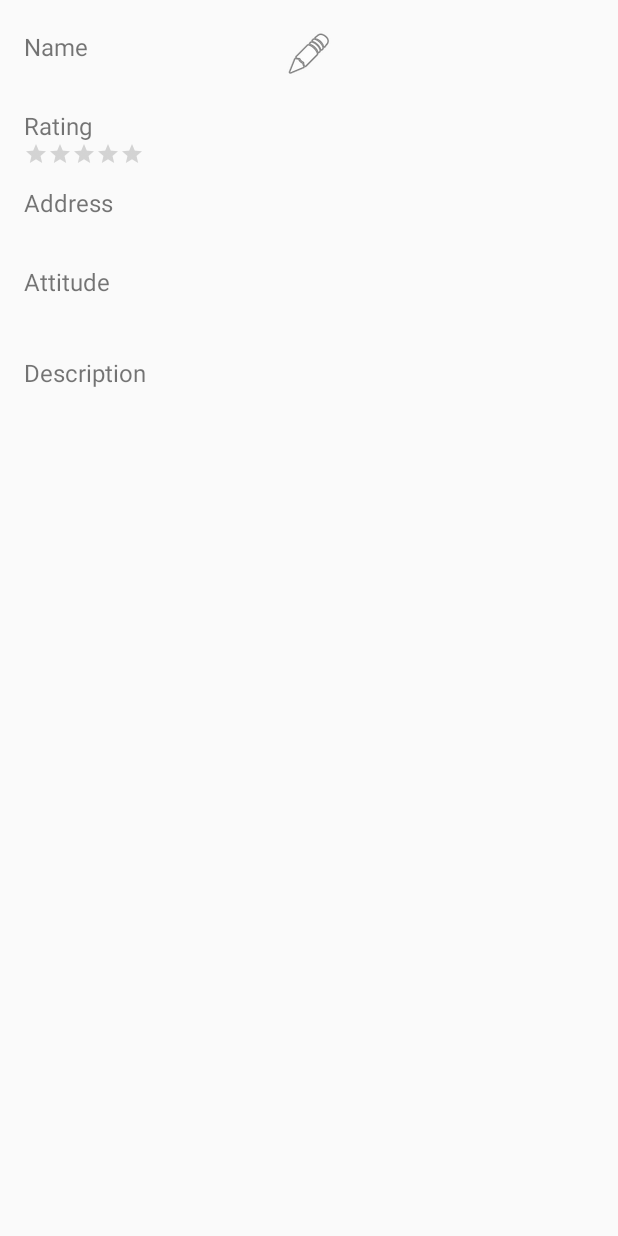
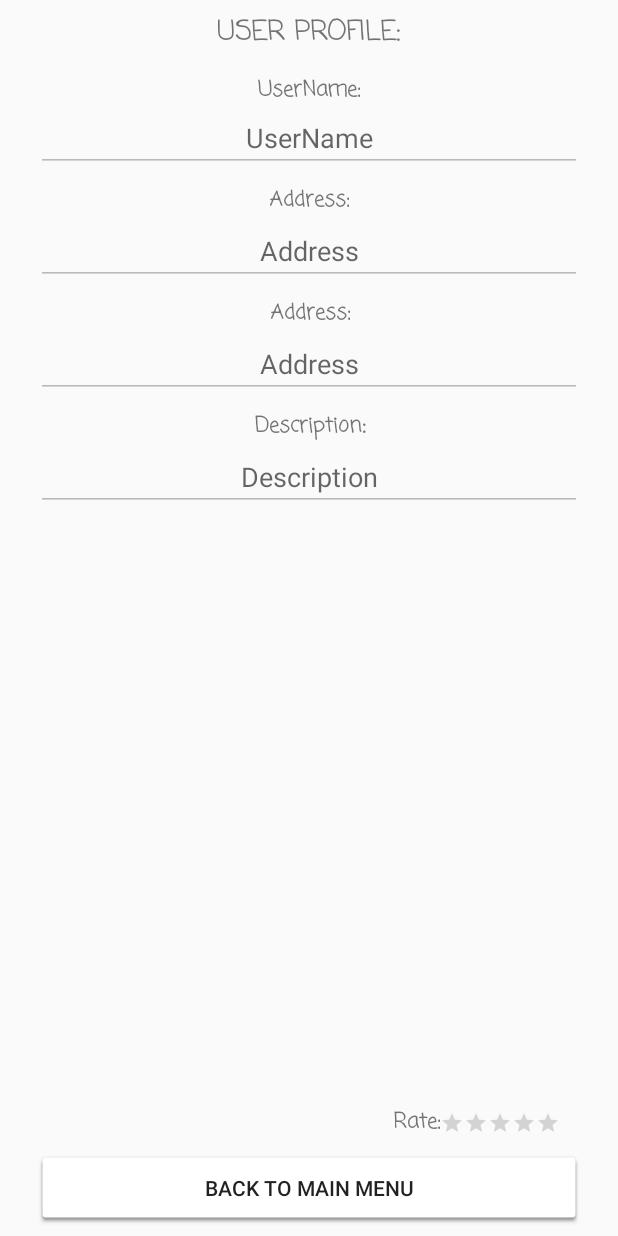
Before and after one commit to sidchristos/FindYourGuy, an Android app: the ProfileActivity screen opened directly, with no data from a screen before it, on a phone screen of 412 x 824 dp. Run offline under Robolectric (Android 15) with nearby library versions, the phone set to English and light mode, and no system bars.

Commit message:
Starting Creating Profile and logout

```diff
--- a/app/src/main/java/com/example/threedots/findyourguy/Common/LoginActivity.java
+++ b/app/src/main/java/com/example/threedots/findyourguy/Common/LoginActivity.java
@@ -47,6 +47,7 @@ public class LoginActivity extends AppCompatActivity {
                         myRefUser.child("UserName").setValue(etNewUserName.getText().toString());
                         myRefUser.child("Occupation").setValue(etOccupation.getText().toString());
                         myRefUser.child("Address").setValue(etAddress.getText().toString());
+                        myRefUser.child("Desc").setValue("");
                         myRefUser.child("CRating").setValue(0);
                         myRefUser.child("AvgRating").setValue(0);
                     }
--- a/app/src/main/java/com/example/threedots/findyourguy/Common/MainActivity.java
+++ b/app/src/main/java/com/example/threedots/findyourguy/Common/MainActivity.java
@@ -12,8 +12,11 @@ import android.view.View;
 import android.widget.Button;
 import android.widget.Toast;
 
+import com.example.threedots.findyourguy.Data.DaoRoom;
+import com.example.threedots.findyourguy.Data.DaoUser;
 import com.example.threedots.findyourguy.Model.User;
 import com.example.threedots.findyourguy.R;
+import com.google.firebase.auth.FirebaseAuth;
 
 import butterknife.BindView;
 import butterknife.ButterKnife;
@@ -22,20 +25,22 @@ import butterknife.OnClick;
 public class MainActivity extends AppCompatActivity{
     @BindView(R.id.viewpager) ViewPager viewPager;
     @BindView(R.id.tabs) TabLayout tabLayout;
-    public User user=new User("12345678",3.2,5,"kapoios","ag1","douleuw","kati");
     public RecyclerView.LayoutManager layoutManager;
+    private User user;
     @Override
     protected void onCreate(Bundle savedInstanceState) {
-
+        super.onCreate(savedInstanceState);
         layoutManager=new LinearLayoutManager(MainActivity.this);
-        super.onCreate(savedInstanceState);
         setContentView(R.layout.activity_main);
+        Intent iin= getIntent();
+        Bundle b = iin.getExtras();
+        if(b!=null)
+        {
+            user=new User((String)b.get("UID"), (String)b.get("UserName"));
+        }
         ButterKnife.bind(this);
         setupViewPager();
     }
-
-
-
 
     @OnClick(R.id.btn_Set_Main)
     public void onClick() {
@@ -57,8 +62,7 @@ public class MainActivity extends AppCompatActivity{
         ButtonUsrProf.setOnClickListener(new View.OnClickListener() {
             @Override
             public void onClick(View v) {
-                Intent intent=new Intent(MainActivity.this,ProfileActivity.class);
-                startActivity(intent);
+                DaoUser daoUser=new DaoUser(MainActivity.this,user.getUserId());
                 dialog.dismiss();
             }
         });
@@ -72,7 +76,12 @@ public class MainActivity extends AppCompatActivity{
         ButtonLogout.setOnClickListener(new View.OnClickListener() {
             @Override
             public void onClick(View v) {
+                FirebaseAuth.getInstance().signOut();
+                Intent intent=new Intent(MainActivity.this,LoginActivity.class);
+                intent.addFlags(Intent.FLAG_ACTIVITY_CLEAR_TOP|Intent.FLAG_ACTIVITY_NEW_TASK);
+                startActivity(intent);
                 dialog.dismiss();
+                finish();
             }
         });
         dialog.show();
--- a/app/src/main/java/com/example/threedots/findyourguy/Core/Adapters/messageAdapter.java
+++ b/app/src/main/java/com/example/threedots/findyourguy/Core/Adapters/messageAdapter.java
@@ -8,6 +8,8 @@ import android.view.View;
 import android.view.ViewGroup;
 import android.widget.LinearLayout;
 import android.widget.TextView;
+
+import com.example.threedots.findyourguy.Common.MessageActivity;
 import com.example.threedots.findyourguy.Model.Message;
 import com.example.threedots.findyourguy.Model.User;
 import com.example.threedots.findyourguy.R;
@@ -28,7 +30,7 @@ public class messageAdapter extends RecyclerView.Adapter<messageAdapter.MessageV
     @Override
     public MessageViewHolder onCreateViewHolder(ViewGroup parent, int viewType) {
         View view= LayoutInflater.from(parent.getContext()).inflate(R.layout.cardview_message,parent,false);
-        return new MessageViewHolder(view);
+        return new MessageViewHolder(view,ctn);
     }
 
     @Override
@@ -52,13 +54,15 @@ public class messageAdapter extends RecyclerView.Adapter<messageAdapter.MessageV
     public static class MessageViewHolder extends RecyclerView.ViewHolder implements View.OnClickListener {
         TextView tvMessage,tvUserName,tvUID;
         LinearLayout messageHolder;
-        public MessageViewHolder(View itemView) {
+        Context ctn;
+        public MessageViewHolder(View itemView,Context ctn) {
             super(itemView);
             tvMessage=(TextView) itemView.findViewById(R.id.tvMessage);
             tvUserName=(TextView) itemView.findViewById(R.id.tvUsername);
             tvUID=(TextView) itemView.findViewById(R.id.tvUID);
             messageHolder=(LinearLayout)itemView.findViewById(R.id.messageHolder);
             messageHolder.setOnClickListener(this);
+            this.ctn=ctn;
         }
 
         @Override
@@ -67,6 +71,8 @@ public class messageAdapter extends RecyclerView.Adapter<messageAdapter.MessageV
         }
 
         private void functionToOpenClickedUserProfile(String UID) {
+            MessageActivity messageActivity=(MessageActivity) ctn;
+
         }
     }
 }
--- /dev/null
+++ b/app/src/main/java/com/example/threedots/findyourguy/Data/DaoUser.java
@@ -0,0 +1,39 @@
+package com.example.threedots.findyourguy.Data;
+
+import android.content.Context;
+
+import com.google.firebase.database.DataSnapshot;
+import com.google.firebase.database.DatabaseError;
+import com.google.firebase.database.FirebaseDatabase;
+import com.google.firebase.database.ValueEventListener;
+
+/**
+ * Created by Cake on 7/5/2017.
+ */
+
+public class DaoUser {
+    private final Context context;
+    private final String userId;
+    public DaoUser(Context context, String userId) {
+        this.context=context;
+        this.userId=userId;
+        FirebaseDatabase.getInstance().getReference().child("Users").child(userId).addListenerForSingleValueEvent(new ValueEventListener() {
+            @Override
+            public void onDataChange(DataSnapshot dataSnapshot) {
+                if(dataSnapshot!=null){
+                    dataSnapshot.child("UserName").getValue(String.class);
+                    dataSnapshot.child("Occupation").getValue(String.class);
+                    dataSnapshot.child("Address").getValue(String.class);
+                    dataSnapshot.child("Desc").getValue(String.class);
+                    dataSnapshot.child("CRating").getValue(long.class);
+                    dataSnapshot.child("AvgRating").getValue(double.class);
+                }
+            }
+
+            @Override
+            public void onCancelled(DatabaseError databaseError) {
+
+            }
+        });
+    }
+}
--- a/app/src/main/java/com/example/threedots/findyourguy/Ui/ExploreFragment.java
+++ b/app/src/main/java/com/example/threedots/findyourguy/Ui/ExploreFragment.java
@@ -29,12 +29,6 @@ public class ExploreFragment extends Fragment {
                              Bundle savedInstanceState) {
         // Inflate the layout for this fragment
         mRootView = inflater.inflate(R.layout.fragment_rooms_list, container, false);
-        MainActivity mainActivity=(MainActivity)getActivity();
-        RecyclerView recyclerView=(RecyclerView) container.findViewById(R.id.recAllRooms);
-        recyclerView.setLayoutManager(mainActivity.layoutManager);
-        recyclerView.setHasFixedSize(true);
-        recyclerView.requestFocus();
-        DaoRoom daoRoom=new DaoRoom(mainActivity.user,recyclerView,mainActivity.getApplicationContext(),false);
 
         return mRootView;
     }
--- a/app/src/main/res/layout/activity_profile.xml
+++ b/app/src/main/res/layout/activity_profile.xml
@@ -1,5 +1,6 @@
 <?xml version="1.0" encoding="utf-8"?>
-<RelativeLayout xmlns:android="http://schemas.android.com/apk/res/android"
+<android.support.constraint.ConstraintLayout xmlns:android="http://schemas.android.com/apk/res/android"
+    xmlns:app="http://schemas.android.com/apk/res-auto"
     android:layout_width="match_parent"
 android:layout_height="match_parent"
 xmlns:tools="http://schemas.android.com/tools"
@@ -8,156 +9,223 @@ android:paddingRight="16dp"
 android:id="@+id/activity_profile"
 tools:context="com.example.threedots.findyourguy.Common.ProfileActivity">
 
-<TextView
-    android:id="@+id/textViewName"
-    android:layout_width="wrap_content"
+    <Button
+        android:id="@+id/button3"
+        android:layout_width="0dp"
         android:layout_height="wrap_content"
         android:layout_alignParentLeft="true"
         android:layout_alignParentStart="true"
         android:layout_alignParentTop="true"
-    android:layout_marginTop="20dp"
-    android:text="Name"
-    android:textSize="16dp" />
+        android:layout_marginBottom="8dp"
+        android:layout_marginLeft="8dp"
+        android:layout_marginRight="8dp"
+        android:layout_marginTop="8dp"
+        android:background="@drawable/common_google_signin_btn_icon_light_normal_background"
+        android:text="Back To Main Menu"
+        app:layout_constraintBottom_toBottomOf="parent"
+        app:layout_constraintLeft_toLeftOf="parent"
+        app:layout_constraintRight_toRightOf="parent"
+        app:layout_constraintTop_toTopOf="parent"
+        app:layout_constraintVertical_bias="1.0" />
+
+    <TextView
+        android:id="@+id/tvProfile"
+        android:layout_width="wrap_content"
+        android:layout_height="wrap_content"
+        android:layout_marginBottom="8dp"
+        android:layout_marginLeft="8dp"
+        android:layout_marginRight="8dp"
+        android:layout_marginTop="8dp"
+        android:fontFamily="casual"
+        android:text="User Profile:"
+        android:textAllCaps="true"
+        android:textSize="18sp"
+        android:textStyle="bold"
+        app:layout_constraintBottom_toTopOf="@+id/button3"
+        app:layout_constraintLeft_toLeftOf="parent"
+        app:layout_constraintRight_toRightOf="parent"
+        app:layout_constraintTop_toTopOf="parent"
+        app:layout_constraintVertical_bias="0.0" />
+
+    <TextView
+        android:id="@+id/textView7"
+        android:layout_width="wrap_content"
+        android:layout_height="wrap_content"
+        android:layout_marginBottom="8dp"
+        android:layout_marginLeft="8dp"
+        android:layout_marginRight="8dp"
+        android:layout_marginTop="13dp"
+        android:fontFamily="casual"
+        android:text="UserName:"
+        android:textStyle="bold"
+        app:layout_constraintBottom_toTopOf="@+id/button3"
+        app:layout_constraintLeft_toLeftOf="parent"
+        app:layout_constraintRight_toRightOf="parent"
+        app:layout_constraintTop_toBottomOf="@+id/tvProfile"
+        app:layout_constraintVertical_bias="0.0" />
+
+    <TextView
+        android:id="@+id/textView8"
+        android:layout_width="wrap_content"
+        android:layout_height="wrap_content"
+        android:layout_marginBottom="8dp"
+        android:layout_marginLeft="24dp"
+        android:layout_marginTop="8dp"
+        android:fontFamily="casual"
+        android:text="Rate:"
+        android:textStyle="bold"
+        app:layout_constraintBottom_toTopOf="@+id/button3"
+        app:layout_constraintLeft_toLeftOf="parent"
+        app:layout_constraintTop_toBottomOf="@+id/editText2"
+        app:layout_constraintVertical_bias="1.0"
+        android:layout_marginRight="8dp"
+        app:layout_constraintRight_toRightOf="parent"
+        app:layout_constraintHorizontal_bias="0.7" />
 
     <EditText
-    android:id="@+id/editTextName"
+        android:id="@+id/editText2"
+        android:layout_width="0dp"
+        android:layout_height="43dp"
+        android:layout_marginLeft="8dp"
+        android:layout_marginRight="8dp"
+        android:layout_marginTop="0dp"
+        android:editable="false"
+        android:ems="10"
+        android:enabled="false"
+        android:hint="UserName"
+        android:inputType="textPersonName"
+        android:textAlignment="center"
+        app:layout_constraintLeft_toLeftOf="parent"
+        app:layout_constraintRight_toRightOf="parent"
+        app:layout_constraintTop_toBottomOf="@+id/textView7" />
+
+    <RatingBar
+        android:id="@+id/ratingBar"
+        style="@style/customRatingBar"
         android:layout_width="wrap_content"
         android:layout_height="wrap_content"
-    android:layout_alignParentLeft="true"
-    android:layout_alignParentStart="true"
-    android:layout_below="@+id/textViewName"
-    android:ems="10"
-    android:inputType="textPersonName"
-    android:visibility="gone" />
+        android:layout_marginRight="0dp"
+        app:layout_constraintRight_toRightOf="parent"
+        app:layout_constraintTop_toTopOf="@+id/textView8"
+        android:layout_marginTop="0dp"
+        app:layout_constraintBottom_toBottomOf="@+id/textView8"
+        android:layout_marginBottom="0dp"
+        app:layout_constraintLeft_toRightOf="@+id/textView8"
+        android:layout_marginLeft="0dp"
+        app:layout_constraintHorizontal_bias="0.0"
+        app:layout_constraintVertical_bias="0.51" />
 
     <TextView
-    android:id="@+id/textViewRating"
+        android:id="@+id/textView9"
         android:layout_width="wrap_content"
         android:layout_height="wrap_content"
-    android:layout_alignParentLeft="true"
-    android:layout_alignParentStart="true"
-    android:layout_below="@+id/textViewNameContent"
-    android:layout_marginTop="11dp"
-    android:text="Rating"
-    android:textSize="16dp" />
+        android:layout_marginLeft="8dp"
+        android:layout_marginRight="8dp"
+        android:layout_marginTop="8dp"
+        android:fontFamily="casual"
+        android:text="Address:"
+        android:textStyle="bold"
+        app:layout_constraintHorizontal_bias="0.501"
+        app:layout_constraintLeft_toLeftOf="parent"
+        app:layout_constraintRight_toRightOf="parent"
+        app:layout_constraintTop_toBottomOf="@+id/editText2" />
 
-<RatingBar
-    android:id="@+id/rating"
-    style="?android:attr/ratingBarStyleSmall"
+    <EditText
+        android:id="@+id/editText3"
+        android:layout_width="0dp"
+        android:layout_height="wrap_content"
+        android:layout_marginLeft="8dp"
+        android:layout_marginRight="8dp"
+        android:layout_marginTop="0dp"
+        android:editable="false"
+        android:ems="10"
+        android:enabled="false"
+        android:hint="Address"
+        android:inputType="textPersonName"
+        android:textAlignment="center"
+        app:layout_constraintLeft_toLeftOf="parent"
+        app:layout_constraintRight_toRightOf="parent"
+        app:layout_constraintTop_toBottomOf="@+id/textView9" />
+
+    <TextView
+        android:id="@+id/textView10"
         android:layout_width="wrap_content"
         android:layout_height="wrap_content"
-    android:layout_alignParentLeft="true"
-    android:layout_alignParentStart="true"
-    android:layout_below="@+id/textViewRating"
-    android:isIndicator="true"
-    android:numStars="5"
-    android:stepSize="0.1" />
+        android:layout_marginLeft="8dp"
+        android:layout_marginRight="8dp"
+        android:fontFamily="casual"
+        android:text="Description:"
+        android:textStyle="bold"
+        app:layout_constraintLeft_toLeftOf="parent"
+        app:layout_constraintRight_toRightOf="parent"
+        android:layout_marginTop="8dp"
+        app:layout_constraintTop_toBottomOf="@+id/editText5"
+        app:layout_constraintHorizontal_bias="0.503" />
+
+    <EditText
+        android:id="@+id/editText5"
+        android:layout_width="0dp"
+        android:layout_height="wrap_content"
+        android:layout_marginLeft="8dp"
+        android:layout_marginRight="8dp"
+        android:layout_marginTop="0dp"
+        android:editable="false"
+        android:ems="10"
+        android:enabled="false"
+        android:hint="Address"
+        android:inputType="textPersonName"
+        android:textAlignment="center"
+        app:layout_constraintLeft_toLeftOf="parent"
+        app:layout_constraintRight_toRightOf="parent"
+        app:layout_constraintTop_toBottomOf="@+id/textView11" />
 
     <TextView
-    android:id="@+id/textViewNameContent"
+        android:id="@+id/textView11"
         android:layout_width="wrap_content"
         android:layout_height="wrap_content"
-    android:layout_alignParentLeft="true"
-    android:layout_alignParentStart="true"
-    android:layout_below="@+id/textViewName" />
-
-<TextView
-    android:id="@+id/textViewAddress"
-    android:layout_width="wrap_content"
-    android:layout_height="wrap_content"
-    android:layout_alignParentLeft="true"
-    android:layout_alignParentStart="true"
-    android:layout_below="@+id/rating"
-    android:layout_marginTop="13dp"
-    android:textSize="16dp"
-    android:text="Address" />
+        android:layout_marginLeft="8dp"
+        android:layout_marginRight="8dp"
+        android:fontFamily="casual"
+        android:text="Address:"
+        android:textStyle="bold"
+        app:layout_constraintLeft_toLeftOf="parent"
+        app:layout_constraintRight_toRightOf="parent"
+        app:layout_constraintHorizontal_bias="0.503"
+        android:layout_marginTop="8dp"
+        app:layout_constraintTop_toBottomOf="@+id/editText3" />
 
     <EditText
-    android:id="@+id/editTextAddress"
-    android:layout_width="wrap_content"
+        android:id="@+id/editText4"
+        android:layout_width="0dp"
         android:layout_height="wrap_content"
-    android:layout_alignParentLeft="true"
-    android:layout_alignParentStart="true"
-    android:layout_below="@+id/textViewAddress"
+        android:layout_marginLeft="8dp"
+        android:layout_marginRight="8dp"
+        android:layout_marginTop="0dp"
+        android:editable="false"
         android:ems="10"
-    android:inputType="textPersonName"
-    android:visibility="gone" />
-
-<TextView
-    android:id="@+id/textViewAddressContent"
-    android:layout_width="wrap_content"
-    android:layout_height="wrap_content"
-    android:layout_below="@+id/textViewAddress"
-    android:layout_toEndOf="@+id/textViewNameContent"
-    android:layout_toRightOf="@+id/textViewNameContent" />
-
-<TextView
-    android:id="@+id/textViewAttitude"
-    android:layout_width="wrap_content"
-    android:layout_height="wrap_content"
-    android:layout_alignParentLeft="true"
-    android:layout_alignParentStart="true"
-    android:layout_below="@+id/textViewAddressContent"
-    android:layout_marginTop="11dp"
-    android:textSize="16dp"
-    android:text="Attitude" />
-
-<EditText
-    android:id="@+id/editTextAttitude"
-    android:layout_width="wrap_content"
-    android:layout_height="wrap_content"
-    android:layout_below="@+id/textViewAttitude"
-    android:layout_toEndOf="@+id/textViewAddressContent"
-    android:layout_toRightOf="@+id/textViewAddressContent"
-    android:ems="10"
-    android:inputType="textPersonName"
-    android:visibility="gone" />
-
-<TextView
-    android:id="@+id/textViewAttitudeContent"
-    android:layout_width="wrap_content"
-    android:layout_height="wrap_content"
-    android:layout_alignParentLeft="true"
-    android:layout_alignParentStart="true"
-    android:layout_below="@+id/textViewAttitude" />
-
-<TextView
-    android:id="@+id/textViewDescription"
-    android:layout_width="wrap_content"
-    android:layout_height="wrap_content"
-    android:layout_alignParentLeft="true"
-    android:layout_alignParentStart="true"
-    android:layout_below="@+id/textViewAttitudeContent"
-    android:layout_marginTop="19dp"
-    android:textSize="16dp"
-    android:text="Description" />
-
-<EditText
-    android:id="@+id/editTextDescription"
-    android:layout_width="wrap_content"
-    android:layout_height="wrap_content"
-    android:layout_below="@+id/textViewDescription"
-    android:layout_toEndOf="@+id/textViewAttitudeContent"
-    android:layout_toRightOf="@+id/textViewAttitudeContent"
-    android:ems="10"
-    android:inputType="textPersonName"
-    android:maxLines="4"
-    android:visibility="gone" />
-
-<TextView
-    android:id="@+id/textViewDescritpion"
-    android:layout_width="wrap_content"
-    android:layout_height="wrap_content"
-    android:layout_below="@+id/textViewDescription"
-    android:layout_toEndOf="@+id/textViewAttitudeContent"
-    android:layout_toRightOf="@+id/textViewAttitudeContent" />
+        android:enabled="false"
+        android:hint="Description"
+        android:inputType="textMultiLine"
+        android:textAlignment="center"
+        app:layout_constraintLeft_toLeftOf="parent"
+        app:layout_constraintRight_toRightOf="parent"
+        app:layout_constraintTop_toBottomOf="@+id/textView10" />
 
     <Button
-    android:id="@+id/button2"
-    android:layout_width="32dp"
-    android:layout_height="32dp"
-    android:background="@android:drawable/ic_menu_edit"
-    android:layout_alignTop="@+id/textViewName"
-    android:layout_centerHorizontal="true" />
+        android:id="@+id/btSaveProfile"
+        android:layout_width="0dp"
+        android:layout_height="wrap_content"
+        android:layout_marginBottom="8dp"
+        android:layout_marginLeft="16dp"
+        android:layout_marginRight="8dp"
+        android:layout_marginTop="8dp"
+        android:background="@drawable/common_google_signin_btn_icon_light_normal_background"
+        android:text="Save"
+        android:visibility="gone"
+        app:layout_constraintBottom_toTopOf="@+id/textView8"
+        app:layout_constraintHorizontal_bias="0.483"
+        app:layout_constraintLeft_toLeftOf="parent"
+        app:layout_constraintRight_toRightOf="parent"
+        app:layout_constraintTop_toBottomOf="@+id/editText4" />
 
-</RelativeLayout>
+</android.support.constraint.ConstraintLayout>
```
Lines whose indentation alone changed are shown as unchanged.
